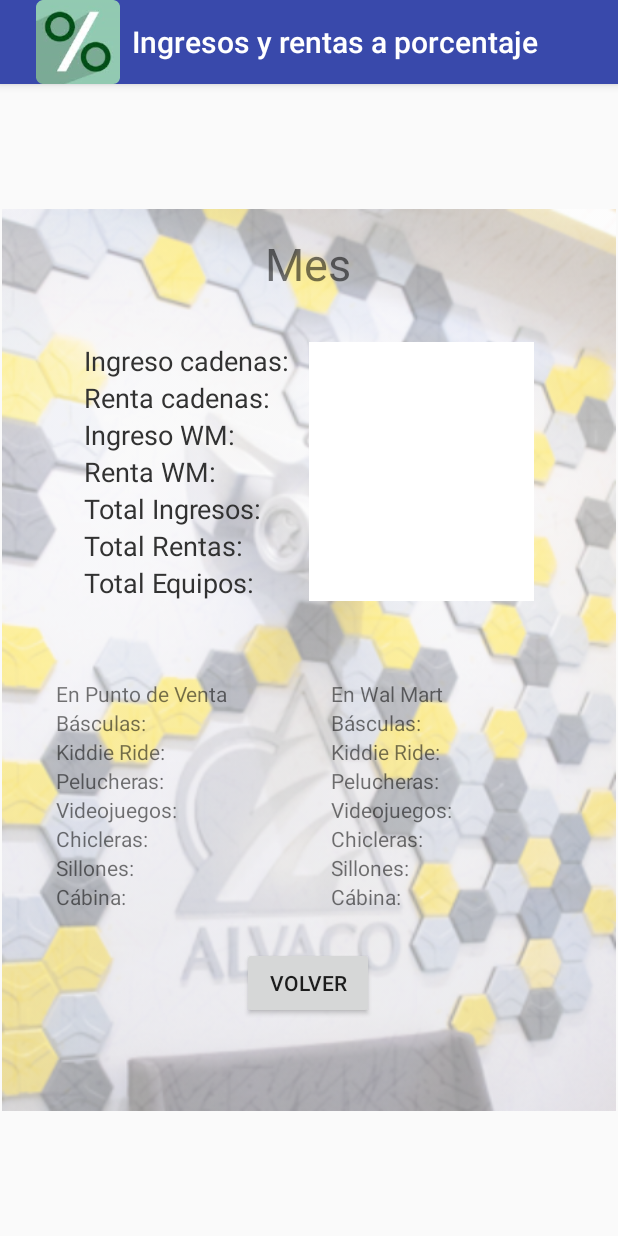
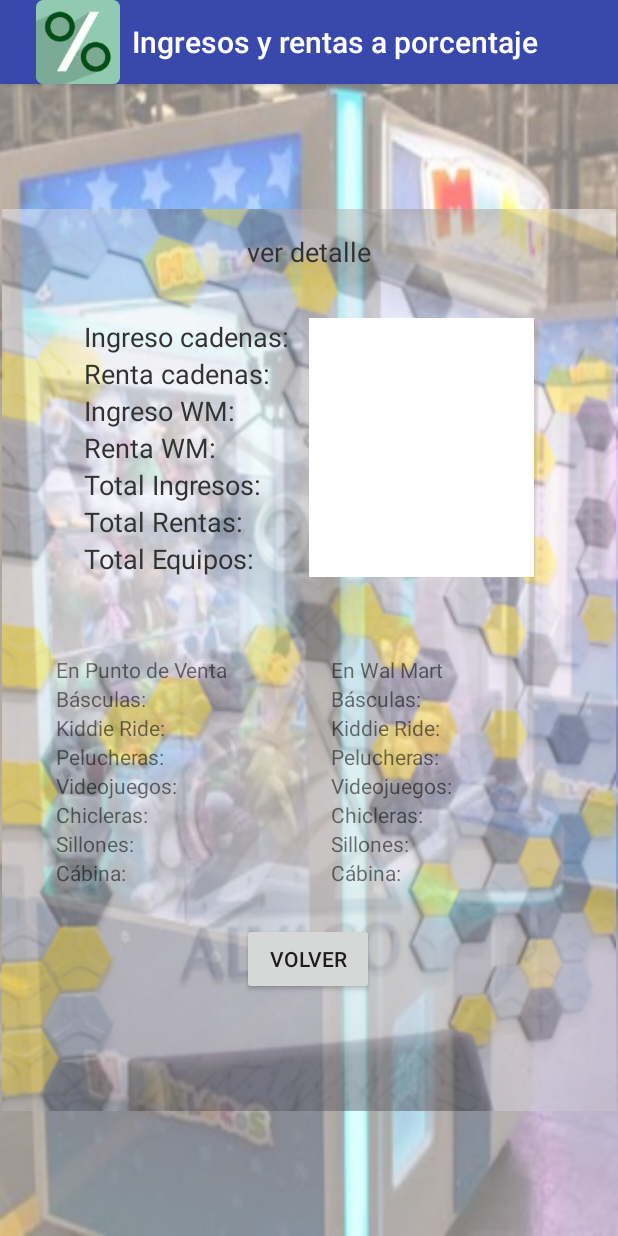
Before and after one commit to kaos-n/RentasAPorcentaje, an Android app: the Rentas_por_mes screen opened through its navigation route, after a tap on "VER DETALLE", on a phone screen of 412 x 824 dp. Run offline under Robolectric (Android 15) with nearby library versions, the phone set to English and light mode, and no system bars; 1 statement that could not run was skipped; 1 other tap on this screen came first.

Commit message:
//dejo de funcionar el ultimo fragment

```diff
--- a/app/src/main/java/com/example/rentasaporcentaje/Fragment_inicio.java
+++ b/app/src/main/java/com/example/rentasaporcentaje/Fragment_inicio.java
@@ -47,7 +47,7 @@ public class Fragment_inicio extends Fragment {
         txtBienvenido = view.findViewById(R.id.txtBienvenido);
         BtnRentas = view.findViewById(R.id.btnRentas);
 
-        txtBienvenido.setText("Bienvenido "+ usuario);
+        txtBienvenido.setText("Bienvenido \n"+ usuario);
 
         BtnRentas.setOnClickListener(new View.OnClickListener() {
             @Override
--- a/app/src/main/java/com/example/rentasaporcentaje/Fragment_login.java
+++ b/app/src/main/java/com/example/rentasaporcentaje/Fragment_login.java
@@ -31,8 +31,6 @@ public class Fragment_login extends Fragment {
     @Override
     public void onCreate(@Nullable Bundle savedInstanceState) {
         super.onCreate(savedInstanceState);
-
-
     }
 
     @Override
@@ -54,9 +52,7 @@ public class Fragment_login extends Fragment {
                     Toast.makeText(getActivity(), "Debes ingresar tu usuario y contraseña", Toast.LENGTH_SHORT).show();
                 } else {
 
-
                     //esta deberia ser la forma de pasar datos
-
 
                     txtUsuario = getView().findViewById(R.id.txtUsuario);
                     String user = txtUsuario.getText().toString();
--- a/app/src/main/java/com/example/rentasaporcentaje/Info_mensual.java
+++ b/app/src/main/java/com/example/rentasaporcentaje/Info_mensual.java
@@ -11,30 +11,24 @@ import android.view.LayoutInflater;
 import android.view.View;
 import android.view.ViewGroup;
 import android.widget.Button;
+import android.widget.EditText;
 
 
-/**
- * A simple {@link Fragment} subclass.
- * Use the {@link Info_mensual#newInstance} factory method to
- * create an instance of this fragment.
- */
 public class Info_mensual extends Fragment {
     // TODO: Rename parameter arguments, choose names that match
     // the fragment initialization parameters, e.g. ARG_ITEM_NUMBER
-    private static final String ARG_PARAM1 = "param1";
-    private static final String ARG_PARAM2 = "param2";
+    //private static final String FECHA = "strfecha";
 
     // TODO: Rename and change types of parameters
-    private String mParam1;
-    private String mParam2;
 
+    private String fecha;
     private Button btnVolver;
-
+    private EditText TxtDetalle;
     public Info_mensual() {
         // Required empty public constructor
     }
 
-    /**
+    /*
      * Use this factory method to create a new instance of
      * this fragment using the provided parameters.
      *
@@ -43,21 +37,21 @@ public class Info_mensual extends Fragment {
      * @return A new instance of fragment Info_mensual.
      */
     // TODO: Rename and change types and number of parameters
+/*
     public static Info_mensual newInstance(String param1, String param2) {
         Info_mensual fragment = new Info_mensual();
         Bundle args = new Bundle();
-        args.putString(ARG_PARAM1, param1);
-        args.putString(ARG_PARAM2, param2);
+        args.putString(FECHA, FECHA);
         fragment.setArguments(args);
         return fragment;
     }
+*/
 
     @Override
     public void onCreate(Bundle savedInstanceState) {
         super.onCreate(savedInstanceState);
         if (getArguments() != null) {
-            mParam1 = getArguments().getString(ARG_PARAM1);
-            mParam2 = getArguments().getString(ARG_PARAM2);
+            fecha = getArguments().getString("fecha");
         }
     }
 
@@ -73,6 +67,9 @@ public class Info_mensual extends Fragment {
         super.onViewCreated(view, savedInstanceState);
 
         btnVolver = view.findViewById(R.id.BtnVolver);
+        TxtDetalle=view.findViewById(R.id.TxtDetalle);
+        //TxtDetalle.setText("Detalle "+strfecha);
+
 
         btnVolver.setOnClickListener(new View.OnClickListener() {
             @Override
--- a/app/src/main/java/com/example/rentasaporcentaje/MainActivity.java
+++ b/app/src/main/java/com/example/rentasaporcentaje/MainActivity.java
@@ -18,8 +18,7 @@ import java.util.HashMap;
 
 public class MainActivity extends AppCompatActivity implements View.OnClickListener{
 
-    private Button btnAceptar;
-    private TextView txtBienvenido;
+
     @Override
     protected void onCreate(Bundle savedInstanceState) {
         super.onCreate(savedInstanceState);
@@ -27,11 +26,6 @@ public class MainActivity extends AppCompatActivity implements View.OnClickListe
 
         getSupportActionBar().setDisplayShowHomeEnabled(true);
         getSupportActionBar().setIcon(R.mipmap.ic_launcher);
-
-        //donde esta mi onViewCreated
-        //txtBienvenido.setText(getArguments().getString("usuario"));
-
-
 
     }
 
@@ -41,9 +35,5 @@ public class MainActivity extends AppCompatActivity implements View.OnClickListe
     public void onClick(View view) {
 
 
-        Navigation.findNavController(view).navigate(R.id.next_action);
-
-
-
     }
 }
--- a/app/src/main/java/com/example/rentasaporcentaje/Rentas_por_mes.java
+++ b/app/src/main/java/com/example/rentasaporcentaje/Rentas_por_mes.java
@@ -17,7 +17,7 @@ import android.widget.Spinner;
 import android.widget.TextView;
 
 
-/**
+/*
  * A simple {@link Fragment} subclass.
  * Use the {@link Rentas_por_mes#newInstance} factory method to
  * create an instance of this fragment.
@@ -25,16 +25,16 @@ import android.widget.TextView;
 public class Rentas_por_mes extends Fragment {
     // TODO: Rename parameter arguments, choose names that match
     // the fragment initialization parameters, e.g. ARG_ITEM_NUMBER
-    private static final String ARG_PARAM1 = "param1";
-    private static final String ARG_PARAM2 = "param2";
+    //private static final String ARG_PARAM1 = "param1";
+    //private static final String ARG_PARAM2 = "param2";
 
     // TODO: Rename and change types of parameters
-    private String mParam1;
-    private String mParam2;
+    //private String mParam1;
+    //private String mParam2;
     private String mes, anio;
     private Button btnMostrar;
     private Button btnDetalle;
-    private TextView TxtMes, LblIngreso, LblRenta, txtIngreso, txtRenta, TxtAnio;
+    private TextView TxtMes, LblIngreso, LblRenta, txtIngreso, txtRenta;
 
     private Spinner meses, anios;
 
@@ -42,7 +42,7 @@ public class Rentas_por_mes extends Fragment {
         // Required empty public constructor
     }
 
-    /**
+    /*
      * Use this factory method to create a new instance of
      * this fragment using the provided parameters.
      *
@@ -51,22 +51,22 @@ public class Rentas_por_mes extends Fragment {
      * @return A new instance of fragment Rentas_por_mes.
      */
     // TODO: Rename and change types and number of parameters
-    public static Rentas_por_mes newInstance(String param1, String param2) {
+    /*public static Rentas_por_mes newInstance(String param1, String param2) {
         Rentas_por_mes fragment = new Rentas_por_mes();
         Bundle args = new Bundle();
-        args.putString(ARG_PARAM1, param1);
-        args.putString(ARG_PARAM2, param2);
+      //  args.putString(ARG_PARAM1, param1);
+        //args.putString(ARG_PARAM2, param2);
         fragment.setArguments(args);
         return fragment;
-    }
+    }*/
 
     @Override
     public void onCreate(Bundle savedInstanceState) {
         super.onCreate(savedInstanceState);
-        if (getArguments() != null) {
-            mParam1 = getArguments().getString(ARG_PARAM1);
-            mParam2 = getArguments().getString(ARG_PARAM2);
-        }
+        //if (getArguments() != null) {
+          //  mParam1 = getArguments().getString(ARG_PARAM1);
+            //mParam2 = getArguments().getString(ARG_PARAM2);
+        //}
     }
 
     @Override
@@ -138,7 +138,12 @@ public class Rentas_por_mes extends Fragment {
                 btnDetalle.setOnClickListener(new View.OnClickListener() {
                     @Override
                     public void onClick(View v) {
-                        Navigation.findNavController(v).navigate(R.id.ir_a_detalle);
+
+                        TxtMes = getView().findViewById(R.id.TxtMes);
+                        String fecha = TxtMes.getText().toString();
+                        Bundle bundle2 = new Bundle();
+                        bundle2.putString("fecha",fecha);
+                        Navigation.findNavController(v).navigate(R.id.ir_a_detalle, bundle2);
                     }
                 });
             }
--- a/app/src/main/res/layout/activity_main.xml
+++ b/app/src/main/res/layout/activity_main.xml
@@ -4,6 +4,7 @@
     xmlns:tools="http://schemas.android.com/tools"
     android:layout_width="match_parent"
     android:layout_height="match_parent"
+    android:background="@drawable/fondo"
     tools:context=".MainActivity">
 
     <fragment
--- a/app/src/main/res/layout/fragment_info_mensual.xml
+++ b/app/src/main/res/layout/fragment_info_mensual.xml
@@ -8,14 +8,14 @@
     tools:context=".Info_mensual" >
 
     <TextView
-        android:id="@+id/TxtMes"
+        android:id="@+id/TxtDetalle"
         android:layout_width="wrap_content"
         android:layout_height="wrap_content"
         android:layout_marginTop="16dp"
-        android:text="@string/mes"
-        android:textSize="30sp"
+        android:text="@string/detalle"
+        android:textColor="@android:color/secondary_text_light"
+        android:textSize="18sp"
         app:layout_constraintEnd_toEndOf="parent"
-        app:layout_constraintHorizontal_bias="0.498"
         app:layout_constraintStart_toStartOf="parent"
         app:layout_constraintTop_toTopOf="parent" />
 
@@ -26,7 +26,7 @@
         android:layout_marginTop="32dp"
         app:layout_constraintEnd_toEndOf="parent"
         app:layout_constraintStart_toStartOf="parent"
-        app:layout_constraintTop_toBottomOf="@+id/TxtMes">
+        app:layout_constraintTop_toBottomOf="@+id/TxtDetalle">
 
         <TableRow
             android:layout_width="match_parent"
--- a/app/src/main/res/layout/fragment_inicio.xml
+++ b/app/src/main/res/layout/fragment_inicio.xml
@@ -9,14 +9,13 @@
 
     <TextView
         android:id="@+id/txtBienvenido"
-        android:layout_width="match_parent"
+        android:layout_width="wrap_content"
         android:layout_height="wrap_content"
-        android:layout_marginTop="92dp"
+        android:layout_marginTop="88dp"
         android:gravity="center"
         android:text="@string/bienvenido"
         android:textAppearance="@style/TextAppearance.AppCompat.Display3"
         app:layout_constraintEnd_toEndOf="parent"
-        app:layout_constraintHorizontal_bias="0.0"
         app:layout_constraintStart_toStartOf="parent"
         app:layout_constraintTop_toTopOf="parent" />
 
```
Also changed, not shown: app/src/main/res/layout/fragment_rentas_por_mes.xml (+9 -5 lines), app/src/main/res/layout/login.xml (+4 -3 lines).
